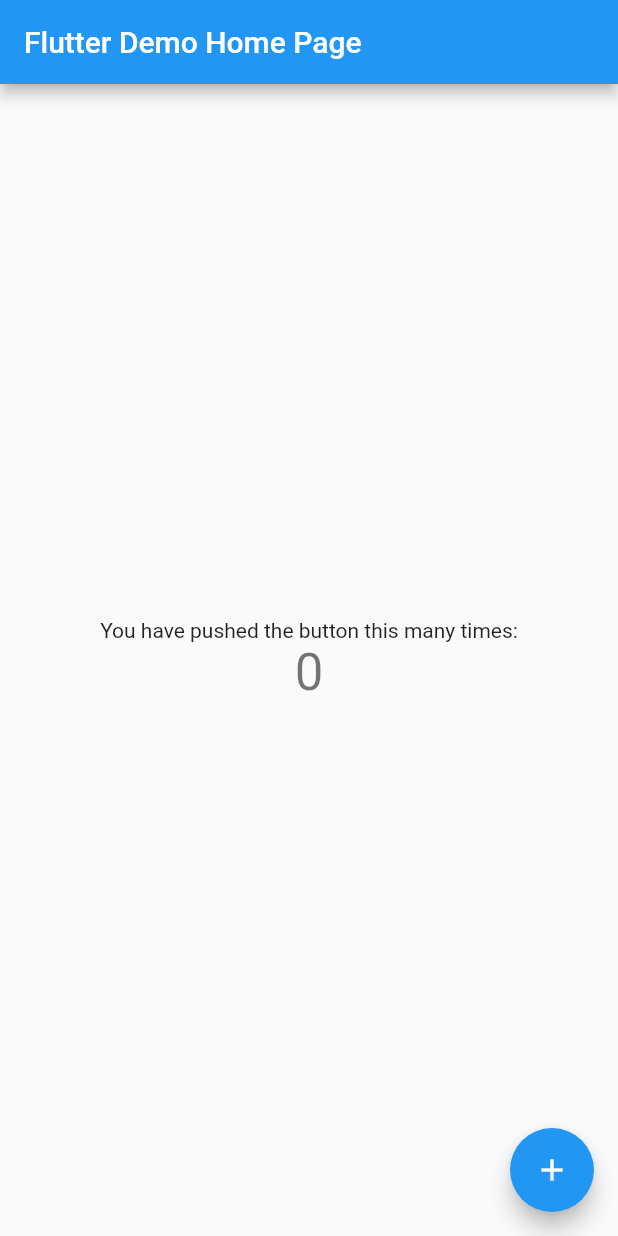
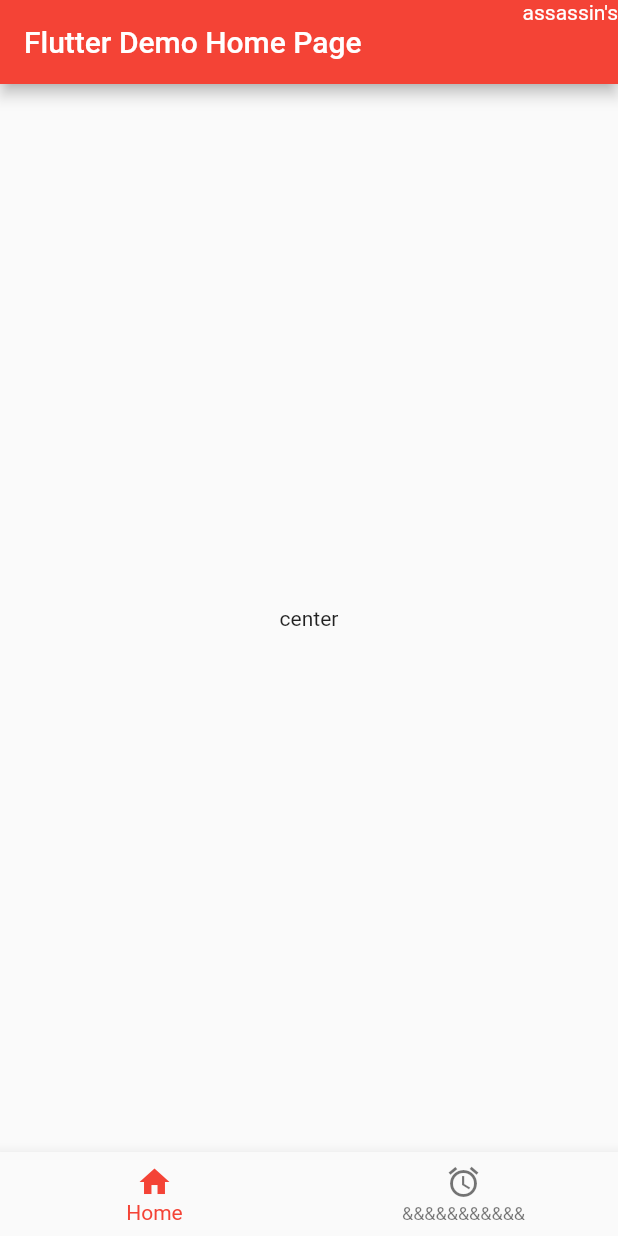
Before and after one commit to Yaroher2442/flutter_first, a Flutter app: the screen it shows after launch, on a phone screen of 412 x 824 dp. Run offline on Flutter 3.47's test engine with Material 2 defaults, Android fonts, the phone set to English and light mode, and no system bars.

Commit message:
First steps

```diff
--- /dev/null
+++ b/lib/items/doble_select.dart
@@ -0,0 +1,13 @@
+import 'package:flutter/material.dart';
+
+class DoubleUpperButton extends StatefulWidget {
+  @override
+  State<StatefulWidget> createState() => DoubleUpperButtonState();
+}
+
+class DoubleUpperButtonState extends State<DoubleUpperButton> {
+  @override
+  Widget build(BuildContext context) {
+    return const Text("assassin's");
+  }
+}
--- a/lib/main.dart
+++ b/lib/main.dart
@@ -1,4 +1,6 @@
 import 'package:flutter/material.dart';
+import 'widgets/home.dart';
+
 
 void main() {
   runApp(const MyApp());
@@ -6,110 +8,14 @@ void main() {
 
 class MyApp extends StatelessWidget {
   const MyApp({Key? key}) : super(key: key);
-
-  // This widget is the root of your application.
   @override
   Widget build(BuildContext context) {
     return MaterialApp(
       title: 'Flutter Demo',
       theme: ThemeData(
-        // This is the theme of your application.
-        //
-        // Try running your application with "flutter run". You'll see the
-        // application has a blue toolbar. Then, without quitting the app, try
-        // changing the primarySwatch below to Colors.green and then invoke
-        // "hot reload" (press "r" in the console where you ran "flutter run",
-        // or simply save your changes to "hot reload" in a Flutter IDE).
-        // Notice that the counter didn't reset back to zero; the application
-        // is not restarted.
-        primarySwatch: Colors.blue,
+        primarySwatch: Colors.red,
       ),
       home: const MyHomePage(title: 'Flutter Demo Home Page'),
     );
   }
 }
-
-class MyHomePage extends StatefulWidget {
-  const MyHomePage({Key? key, required this.title}) : super(key: key);
-
-  // This widget is the home page of your application. It is stateful, meaning
-  // that it has a State object (defined below) that contains fields that affect
-  // how it looks.
-
-  // This class is the configuration for the state. It holds the values (in this
-  // case the title) provided by the parent (in this case the App widget) and
-  // used by the build method of the State. Fields in a Widget subclass are
-  // always marked "final".
-
-  final String title;
-
-  @override
-  State<MyHomePage> createState() => _MyHomePageState();
-}
-
-class _MyHomePageState extends State<MyHomePage> {
-  int _counter = 0;
-
-  void _incrementCounter() {
-    setState(() {
-      // This call to setState tells the Flutter framework that something has
-      // changed in this State, which causes it to rerun the build method below
-      // so that the display can reflect the updated values. If we changed
-      // _counter without calling setState(), then the build method would not be
-      // called again, and so nothing would appear to happen.
-      _counter++;
-    });
-  }
-
-  @override
-  Widget build(BuildContext context) {
-    // This method is rerun every time setState is called, for instance as done
-    // by the _incrementCounter method above.
-    //
-    // The Flutter framework has been optimized to make rerunning build methods
-    // fast, so that you can just rebuild anything that needs updating rather
-    // than having to individually change instances of widgets.
-    return Scaffold(
-      appBar: AppBar(
-        // Here we take the value from the MyHomePage object that was created by
-        // the App.build method, and use it to set our appbar title.
-        title: Text(widget.title),
-      ),
-      body: Center(
-        // Center is a layout widget. It takes a single child and positions it
-        // in the middle of the parent.
-        child: Column(
-          // Column is also a layout widget. It takes a list of children and
-          // arranges them vertically. By default, it sizes itself to fit its
-          // children horizontally, and tries to be as tall as its parent.
-          //
-          // Invoke "debug painting" (press "p" in the console, choose the
-          // "Toggle Debug Paint" action from the Flutter Inspector in Android
-          // Studio, or the "Toggle Debug Paint" command in Visual Studio Code)
-          // to see the wireframe for each widget.
-          //
-          // Column has various properties to control how it sizes itself and
-          // how it positions its children. Here we use mainAxisAlignment to
-          // center the children vertically; the main axis here is the vertical
-          // axis because Columns are vertical (the cross axis would be
-          // horizontal).
-          mainAxisAlignment: MainAxisAlignment.center,
-          children: <Widget>[
-            const Text(
-              'You have pushed the button this many times:',
-            ),
-            Text(
-              '$_counter',
-              style: Theme.of(context).textTheme.headline4,
-            ),
-          ],
-        ),
-      ),
-      floatingActionButton: FloatingActionButton(
-        onPressed: _incrementCounter,
-        tooltip: 'Increment',
-        child: const Icon(Icons.add),
-      ), // This trailing comma makes auto-formatting nicer for build methods.
-    );
-  }
-}
--- /dev/null
+++ b/lib/widgets/home.dart
@@ -0,0 +1,36 @@
+import 'package:flutter/material.dart';
+import '../items/doble_select.dart';
+
+class MyHomePage extends StatefulWidget {
+  const MyHomePage({Key? key, required this.title}) : super(key: key);
+  final String title;
+
+  @override
+  State<MyHomePage> createState() => _MyHomePageState();
+}
+
+class _MyHomePageState extends State<MyHomePage> {
+  int _counter = 0;
+
+  void _incrementCounter() {
+    setState(() {
+      _counter++;
+    });
+  }
+
+  @override
+  Widget build(BuildContext context) {
+    return Scaffold(
+        appBar: AppBar(
+          title: Text(widget.title),
+          actions: [DoubleUpperButton()],
+        ),
+        body: const Center(child: Text("center")),
+        bottomNavigationBar:
+            BottomNavigationBar(items: const <BottomNavigationBarItem>[
+          BottomNavigationBarItem(icon: Icon(Icons.home), label: 'Home'),
+          BottomNavigationBarItem(
+              icon: Icon(Icons.access_alarms), label: '&&&&&&&&&&&')
+        ]));
+  }
+}
```
